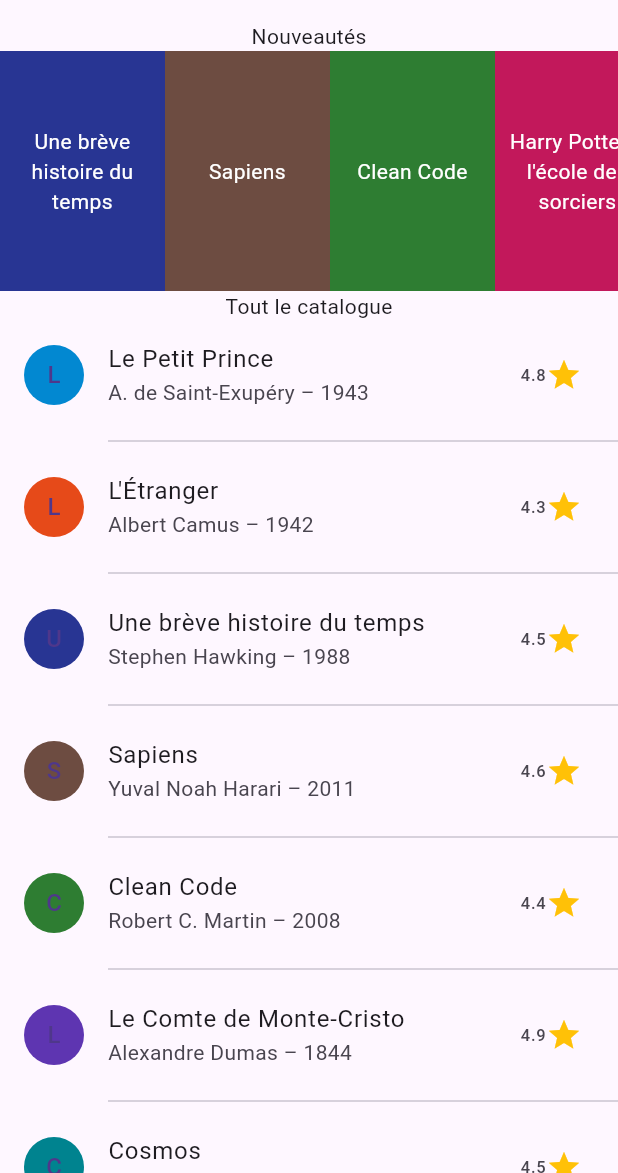
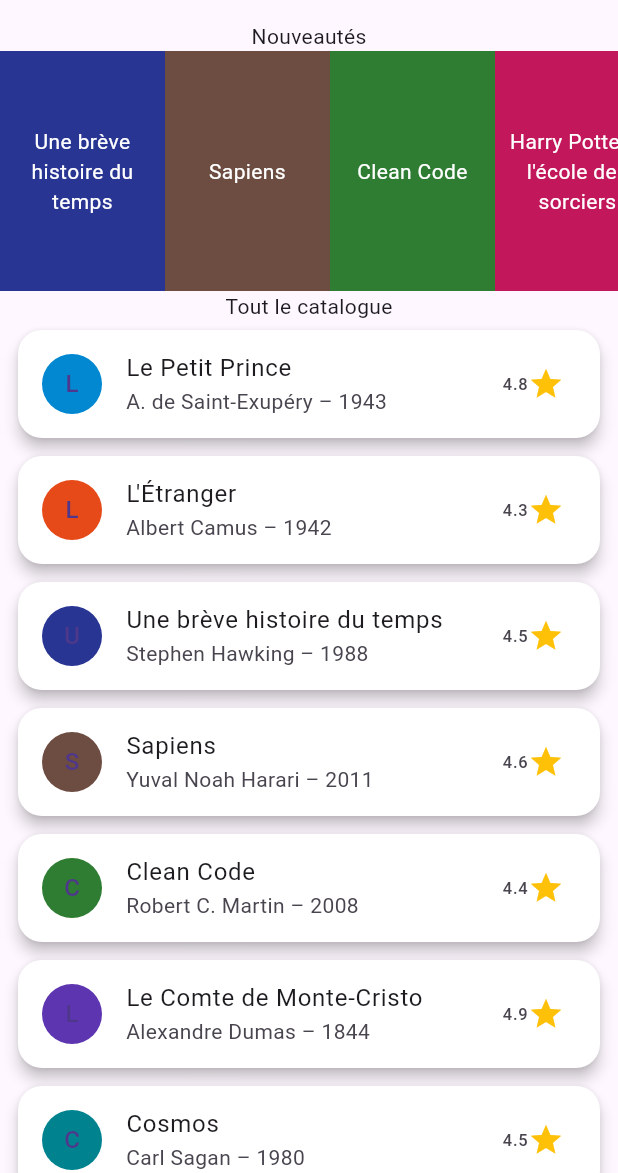
Before and after one commit to rayenn-ar/ma-biblio, a Flutter app: the screen it shows after launch, on a phone screen of 412 x 824 dp, the part 63-1236 px from its top. Run offline on Flutter 3.47's test engine with Material 3 defaults, Android fonts, the phone set to English and light mode, and no system bars.

Commit message:
Partie 04 : Card – LivreCard et écran Détail

```diff
--- a/lib/screens/catalogue_screen.dart
+++ b/lib/screens/catalogue_screen.dart
@@ -1,7 +1,7 @@
 import 'package:flutter/material.dart';
 
 import '../data/livres_data.dart';
-import '../main.dart';
+import '../widgets/livre_card.dart';
 
 class CatalogueScreen extends StatelessWidget {
   const CatalogueScreen({super.key});
@@ -35,10 +35,9 @@ class CatalogueScreen extends StatelessWidget {
         ),
         const Text('Tout le catalogue'),
         Expanded(
-          child: ListView.separated(
+          child: ListView.builder(
             itemCount: livres.length,
-            itemBuilder: (context, index) => livreTile(livres[index]),
-            separatorBuilder: (context, index) => const Divider(indent: 72),
+            itemBuilder: (context, index) => LivreCard(livre: livres[index]),
           ),
         ),
       ],
--- a/lib/widgets/livre_card.dart
+++ b/lib/widgets/livre_card.dart
@@ -0,0 +1,32 @@
+import 'package:flutter/material.dart';
+
+import '../main.dart';
+import '../models/livre.dart';
+import '../screens/detail_screen.dart';
+
+class LivreCard extends StatelessWidget {
+  final Livre livre;
+
+  const LivreCard({super.key, required this.livre});
+
+  @override
+  Widget build(BuildContext context) {
+    return Card(
+      elevation: 4,
+      margin: const EdgeInsets.symmetric(horizontal: 12, vertical: 6),
+      shape: RoundedRectangleBorder(borderRadius: BorderRadius.circular(16)),
+      shadowColor: Colors.black,
+      color: Colors.white,
+      clipBehavior: Clip.antiAlias,
+      child: InkWell(
+        onTap: () {
+          Navigator.push(
+            context,
+            MaterialPageRoute(builder: (context) => DetailScreen(livre: livre)),
+          );
+        },
+        child: livreTile(livre),
+      ),
+    );
+  }
+}
```
Also changed, not shown: lib/screens/detail_screen.dart (+74 -0 lines).
